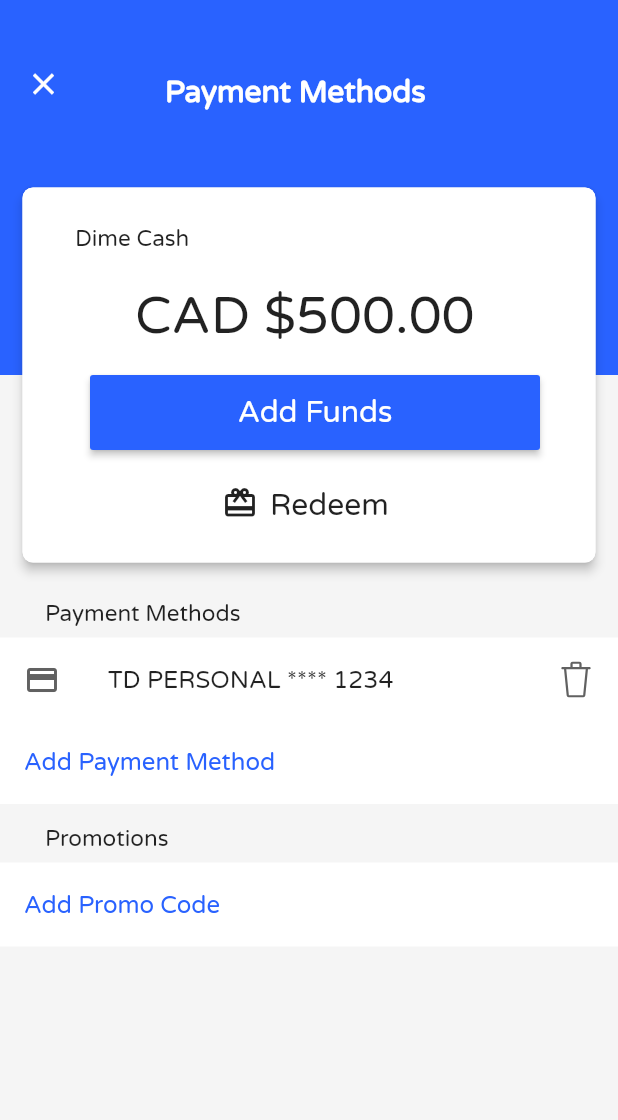
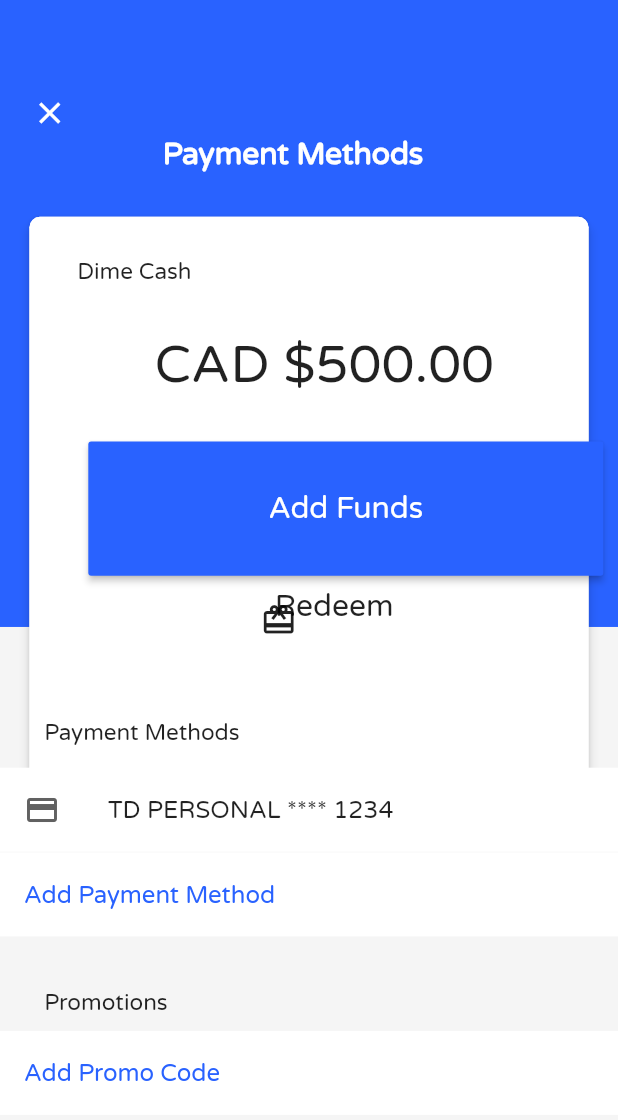
Before and after one commit to namrapatel/funder, a Flutter app: the PaymentsPage screen opened directly, on a phone screen of 412 x 824 dp. Shown: the top 1120 px of the screen. Run offline on Flutter 3.47's test engine with Material 2 defaults, Android fonts, the phone set to English and light mode, and no system bars; our stand-ins replace charts_flutter, cloud_firestore, firebase_auth, firebase_storage, flutter_screenutil, flutter_vector_icons and 3 more; missing offline and left inert: queries; accounts and stored records are empty; project files that could hold a hidden picture were left out.

Commit message:
Update payment.dart

```diff
--- a/lib/payment.dart
+++ b/lib/payment.dart
@@ -1,6 +1,7 @@
 import 'package:flutter/cupertino.dart';
 import 'package:flutter/material.dart';
 import 'package:flutter_vector_icons/flutter_vector_icons.dart';
+import 'package:flutter_screenutil/flutter_screenutil.dart';
 
 class PaymentsPage extends StatefulWidget {
   @override
@@ -8,23 +9,31 @@ class PaymentsPage extends StatefulWidget {
 }
 
 class _PaymentsPageState extends State<PaymentsPage> {
+
+  final screenH = ScreenUtil.instance.setHeight;
+  final screenW = ScreenUtil.instance.setWidth;
+  final screenF = ScreenUtil.instance.setSp;
+
+
   @override
   Widget build(BuildContext context) {
     return Scaffold(
       body: Stack(
         children: <Widget>[
-              Container(
-              height: 650.0,
+          Container(
+              height: screenH(850),
               width: double.infinity,
             ),
-              Container(
-              height: 250.0,
+            Container(
+              height: screenH(350),
               width: double.infinity,
               color: Colors.blueAccent[700],
             ),
             Positioned(
-              top: 32,
-              left: 5,
+              top: (MediaQuery.of(context).size.height / 16),
+              left: (MediaQuery.of(context).size.width / 45),
+              //top: 32,
+              //left: 5,
               child: IconButton(
                 icon: Icon(Icons.close),
                 onPressed: () {
@@ -34,14 +43,17 @@ class _PaymentsPageState extends State<PaymentsPage> {
               ),
             ),
               Positioned(
-              top: 125.0,
-              left: 15.0,
-              right: 15.0,
+              top: (MediaQuery.of(context).size.height / 5.7),
+              left: (MediaQuery.of(context).size.width / 21),
+              right: (MediaQuery.of(context).size.width / 21),
+              // top: 125.0,
+              // left: 15.0,
+              // right: 15.0,
               child: Material(
                 elevation: 3.0,
                 borderRadius: BorderRadius.circular(7.0),
                 child: Container(
-                  height: 250.0,
+                  height: screenH(330),
                   decoration: BoxDecoration(
                       borderRadius: BorderRadius.circular(7.0),
                       color: Colors.white),
@@ -49,23 +61,25 @@ class _PaymentsPageState extends State<PaymentsPage> {
               ),
             ),
             Positioned(
-              top: 190,
-              left: 90,
+              //top: 190,
+              top: (MediaQuery.of(context).size.height / 3.7),
+              //left: 90,
+              left: (MediaQuery.of(context).size.width / 4),
               child: Text("CAD \$500.00 ", style: TextStyle(fontSize: 35),),
             ),
               Positioned(
-              top: 50,
-              left: 110,
+              top: (MediaQuery.of(context).size.height / 9),
+              left: (MediaQuery.of(context).size.width / 3.8),
               child: Text("Payment Methods", style: TextStyle(fontSize: 20, color: Colors.white, fontWeight: FontWeight.bold),),
             ),
 
 
             Positioned(
-              top: 250,
-              left: 60,
+              top: (MediaQuery.of(context).size.height / 2.8),
+              left: (MediaQuery.of(context).size.width / 7),
               child: new SizedBox(
-              width: 300,
-              height: 50,
+              width: screenW(300),
+              height: screenH(75),
               child: new RaisedButton(
                 child: Text("Add Funds", style: TextStyle(color: Colors.white, fontSize: 20),),
                 color: Colors.blueAccent[700],
@@ -74,44 +88,42 @@ class _PaymentsPageState extends State<PaymentsPage> {
             )
             ),
               Positioned(
-              top: 150,
-              left: 50,
+              top: (MediaQuery.of(context).size.height / 4.8),
+              left: (MediaQuery.of(context).size.width / 8),
               child: Text("Dime Cash", style: TextStyle(fontSize: 15),),
             ),
               Positioned(
-              top: 400,
-              left: 30,
+              top: (MediaQuery.of(context).size.height / 1.72),
+              //left: 30,
+              left: (MediaQuery.of(context).size.width / 14),
               child: Text("Payment Methods", style: TextStyle(fontSize: 15),),
             ),
+
               Positioned(
-              top: 550,
-              left: 30,
-              child: Text("Promotions", style: TextStyle(fontSize: 15),),
-            ),
-              Positioned(
-              top: 310,
-              left: 10,
+              top: (MediaQuery.of(context).size.height / 2.2),
+              left: (MediaQuery.of(context).size.width / 29),
               child: new SizedBox(
-              width: 300,
-              height: 50,
+              width: screenW(300),
+              height: screenH(65),
               child: Icon(Icons.redeem)
             )
             ),
               Positioned(
-              top: 325,
-              left: 180,
+              top: (MediaQuery.of(context).size.height / 2.1),
+              left: (MediaQuery.of(context).size.width / 2.25),
               child: new SizedBox(
-              width: 300,
-              height: 50,
+              width: screenW(300),
+              height: screenH(65),
               child: Text("Redeem", style: TextStyle(fontSize: 20),)
             )
             ),
             Positioned(
-              top: 425,
+              top: (MediaQuery.of(context).size.height / 1.61),
+              //top: 425,
               left: 0,
               child:Container(
                 color: Colors.white,
-                    width: 412,
+                    width: screenW(415),
                     child: ListTile(
                       onTap: (){},
                       title: Text("TD PERSONAL **** 1234",),
@@ -122,11 +134,11 @@ class _PaymentsPageState extends State<PaymentsPage> {
 
             ),
               Positioned(
-              top: 480,
+              top: (MediaQuery.of(context).size.height / 1.45),
               left: 0,
               child:Container(
                 color: Colors.white,
-                    width: 412,
+                    width: screenW(415),
                     child: ListTile(
                       onTap: (){},
                       title: Text("Add Payment Method", style: TextStyle(color: Colors.blueAccent[700]),),
@@ -136,11 +148,11 @@ class _PaymentsPageState extends State<PaymentsPage> {
 
             ),
               Positioned(
-              top: 575,
+              top: (MediaQuery.of(context).size.height / 1.199),
               left: 0,
               child:Container(
                 color: Colors.white,
-                    width: 412,
+                    width: screenW(415),
                     child: ListTile(
                       onTap: (){
                         _showBottom();
@@ -150,7 +162,12 @@ class _PaymentsPageState extends State<PaymentsPage> {
                       )
                   ),
 
-            )
+            ),
+              Positioned(
+              top: (MediaQuery.of(context).size.height / 1.25),
+              left: (MediaQuery.of(context).size.width / 14),
+              child: Text("Promotions", style: TextStyle(fontSize: 15),),
+            ),
 
         ],
       ),
```
